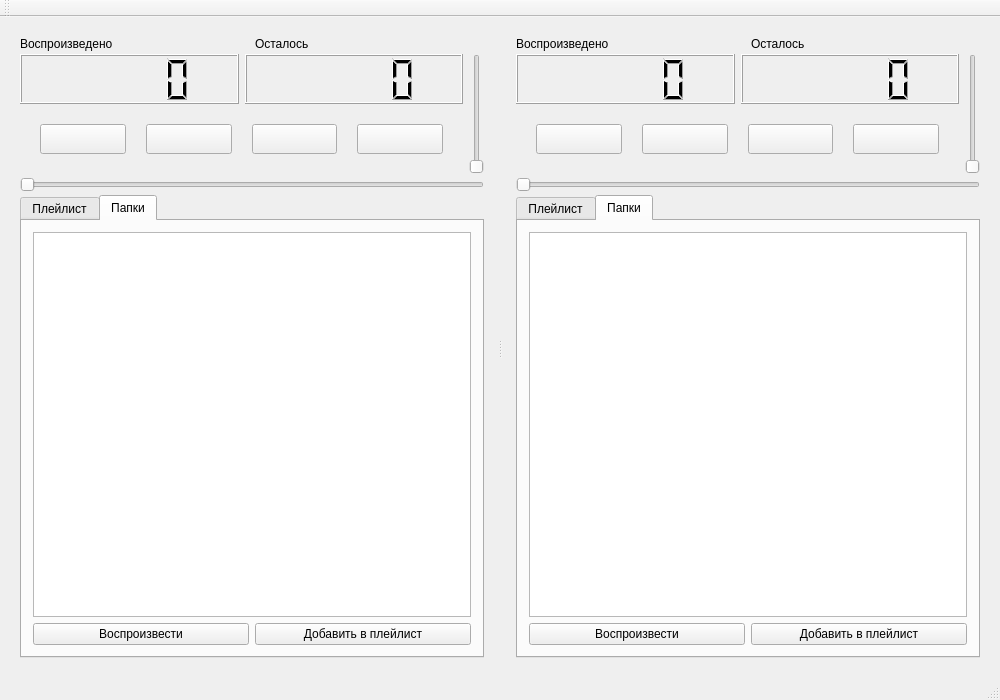
Before: the Qt Designer form playermainwindow.ui in nelolik/RehearsalPlayer, drawn with Qt 5.
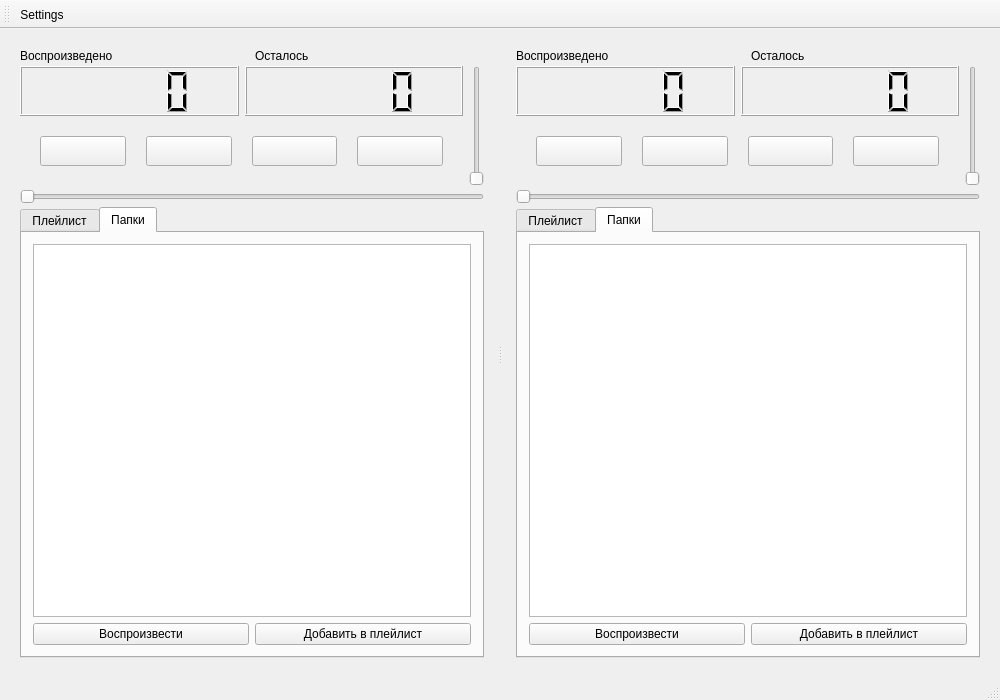
After: the same form once the commit is applied. The open tabs and pages were chosen to show the change. Custom widgets are drawn as their Qt base class.

```diff
--- a/playermainwindow.ui
+++ b/playermainwindow.ui
@@ -691,8 +691,14 @@
    <attribute name="toolBarBreak">
     <bool>false</bool>
    </attribute>
+   <addaction name="actionSettings"/>
   </widget>
   <widget class="QStatusBar" name="statusBar"/>
+  <action name="actionSettings">
+   <property name="text">
+    <string>Settings</string>
+   </property>
+  </action>
  </widget>
  <layoutdefault spacing="6" margin="11"/>
  <customwidgets>
```
Left out of the diff: 6 changed lines with no effect on the pictures.
